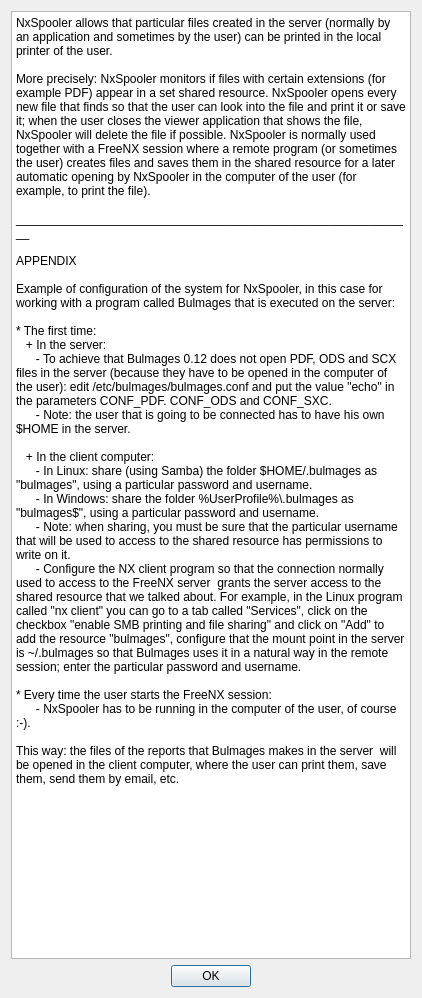
Old version of the form trunk/helpDialog.ui in the repository BackupTheBerlios/nxspooler-svn.
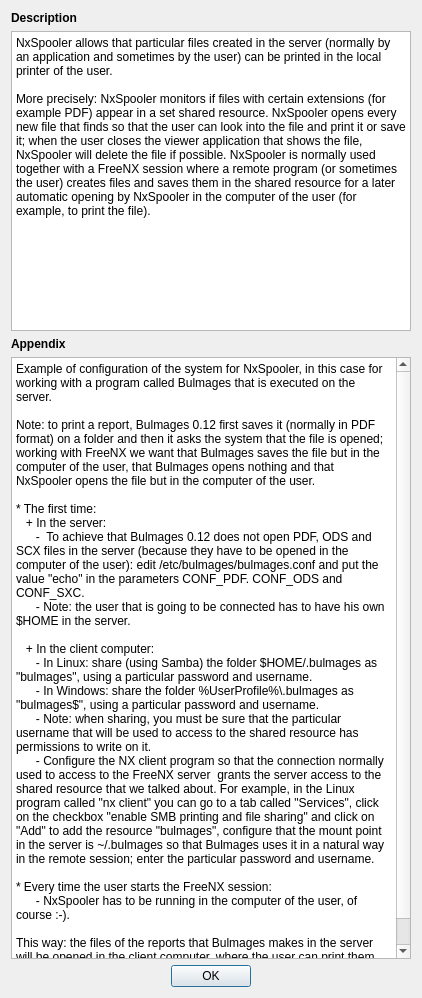
New version of the form. Icons and pictures are not drawn.

Patch:
```diff
--- a/trunk/helpDialog.ui
+++ b/trunk/helpDialog.ui
@@ -9,7 +9,7 @@
    <rect>
     <x>0</x>
     <y>0</y>
-    <width>400</width>
+    <width>408</width>
     <height>998</height>
    </rect>
   </property>
@@ -21,41 +21,74 @@
     <normaloff>:/img/nxspooler.png</normaloff>:/img/nxspooler.png</iconset>
   </property>
   <layout class="QGridLayout" name="gridLayout">
-   <item row="1" column="0">
-    <widget class="QDialogButtonBox" name="buttonBox">
-     <property name="orientation">
-      <enum>Qt::Horizontal</enum>
-     </property>
-     <property name="standardButtons">
-      <set>QDialogButtonBox::Ok</set>
-     </property>
-     <property name="centerButtons">
-      <bool>true</bool>
-     </property>
-    </widget>
-   </item>
    <item row="0" column="0">
-    <widget class="QPlainTextEdit" name="plainTextEdit">
+    <widget class="QLabel" name="label_description">
+     <property name="font">
+      <font>
+       <weight>75</weight>
+       <bold>true</bold>
+      </font>
+     </property>
+     <property name="text">
+      <string>Description</string>
+     </property>
+    </widget>
+   </item>
+   <item row="1" column="0">
+    <widget class="QPlainTextEdit" name="m_description">
      <property name="minimumSize">
       <size>
        <width>400</width>
        <height>0</height>
       </size>
      </property>
+     <property name="maximumSize">
+      <size>
+       <width>16777215</width>
+       <height>300</height>
+      </size>
+     </property>
      <property name="plainText">
       <string>NxSpooler allows that particular files created in the server (normally by an application and sometimes by the user) can be printed in the local printer of the user.
 
 More precisely: NxSpooler monitors if files with certain extensions (for example PDF) appear in a set shared resource. NxSpooler opens every new file that finds so that the user can look into the file and print it or save it; when the user closes the viewer application that shows the file, NxSpooler will delete the file if possible. NxSpooler is normally used together with a FreeNX session where a remote program (or sometimes the user) creates files and saves them in the shared resource for a later automatic opening by NxSpooler in the computer of the user (for example, to print the file).
 
-____________________________________________________________
+</string>
+     </property>
+     <property name="textInteractionFlags">
+      <set>Qt::TextSelectableByKeyboard|Qt::TextSelectableByMouse</set>
+     </property>
+    </widget>
+   </item>
+   <item row="2" column="0">
+    <widget class="QLabel" name="label_appendix">
+     <property name="font">
+      <font>
+       <weight>75</weight>
+       <bold>true</bold>
+      </font>
+     </property>
+     <property name="text">
+      <string>Appendix</string>
+     </property>
+    </widget>
+   </item>
+   <item row="3" column="0">
+    <widget class="QPlainTextEdit" name="m_appendix">
+     <property name="minimumSize">
+      <size>
+       <width>400</width>
+       <height>0</height>
+      </size>
+     </property>
+     <property name="plainText">
+      <string>Example of configuration of the system for NxSpooler, in this case for working with a program called Bulmages that is executed on the server.
 
-APPENDIX
-
-Example of configuration of the system for NxSpooler, in this case for working with a program called Bulmages that is executed on the server:
+Note: to print a report, Bulmages 0.12 first saves it (normally in PDF format) on a folder and then it asks the system that the file is opened; working with FreeNX we want that Bulmages saves the file but in the computer of the user, that Bulmages opens nothing and that NxSpooler opens the file but in the computer of the user.
 
 * The first time:
    + In the server:
-      - To achieve that Bulmages 0.12 does not open PDF, ODS and SCX files in the server (because they have to be opened in the computer of the user): edit /etc/bulmages/bulmages.conf and put the value &quot;echo&quot; in the parameters CONF_PDF. CONF_ODS and CONF_SXC.
+      -  To achieve that Bulmages 0.12 does not open PDF, ODS and SCX files in the server (because they have to be opened in the computer of the user): edit /etc/bulmages/bulmages.conf and put the value &quot;echo&quot; in the parameters CONF_PDF. CONF_ODS and CONF_SXC.
       - Note: the user that is going to be connected has to have his own $HOME in the server.
  
    + In the client computer:
@@ -74,6 +107,19 @@
      </property>
     </widget>
    </item>
+   <item row="4" column="0">
+    <widget class="QDialogButtonBox" name="buttonBox">
+     <property name="orientation">
+      <enum>Qt::Horizontal</enum>
+     </property>
+     <property name="standardButtons">
+      <set>QDialogButtonBox::Ok</set>
+     </property>
+     <property name="centerButtons">
+      <bool>true</bool>
+     </property>
+    </widget>
+   </item>
   </layout>
  </widget>
  <resources>
```
